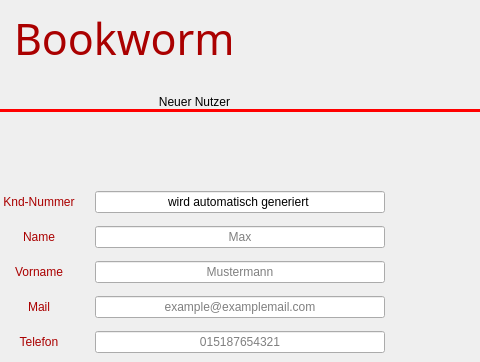
Above: res/mainui.ui from sera619/Bookworm-Bookmanagementsystem before the change; both pictures show x 408 to 888 and y 0 to 362 of the 1046 by 608 pixel window. Below: the same form after it.
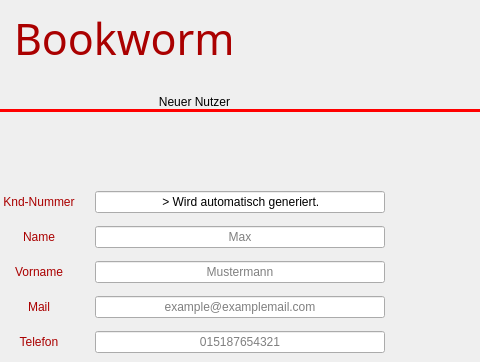
That is the form after the change. The open tabs and pages were chosen to show the change. Icons and pictures are not drawn.

Commit message: increase max num phone & add preview new Knd

Patch:
```diff
--- a/res/mainui.ui
+++ b/res/mainui.ui
@@ -3113,7 +3113,7 @@
                        <enum>Qt::ClickFocus</enum>
                       </property>
                       <property name="text">
-                       <string>wird automatisch generiert</string>
+                       <string> &gt; Wird automatisch generiert.</string>
                       </property>
                       <property name="alignment">
                        <set>Qt::AlignCenter</set>
```
Left out of the diff: 4 changed lines with no effect on the pictures. The commit also changes 2 other files.
